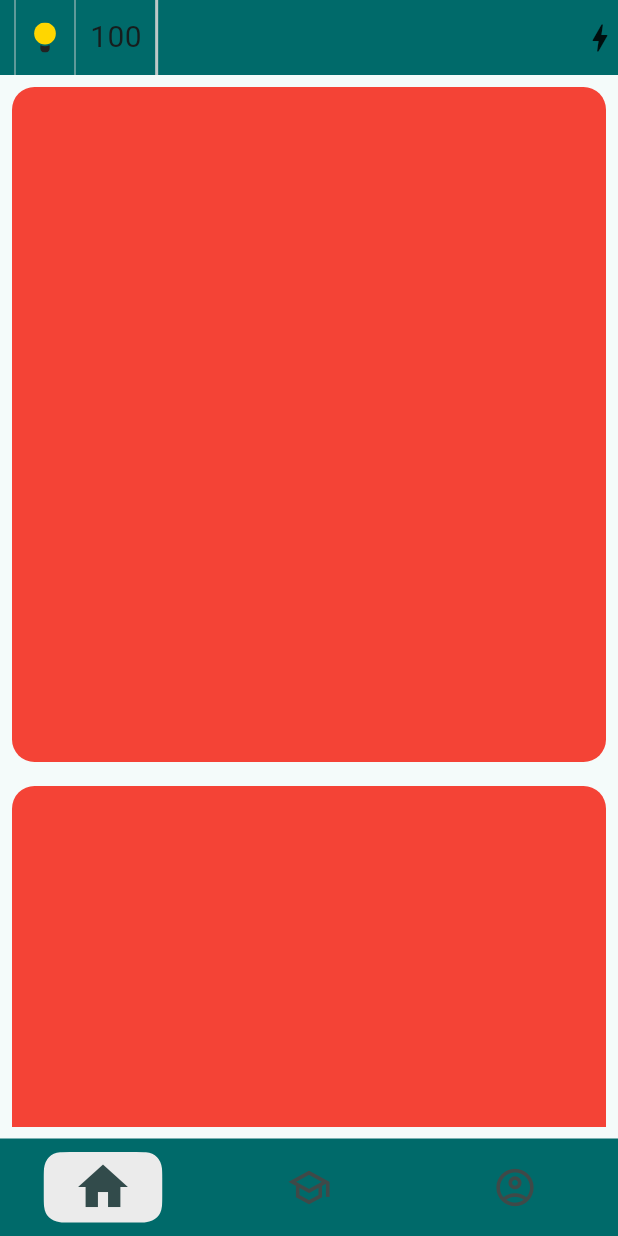
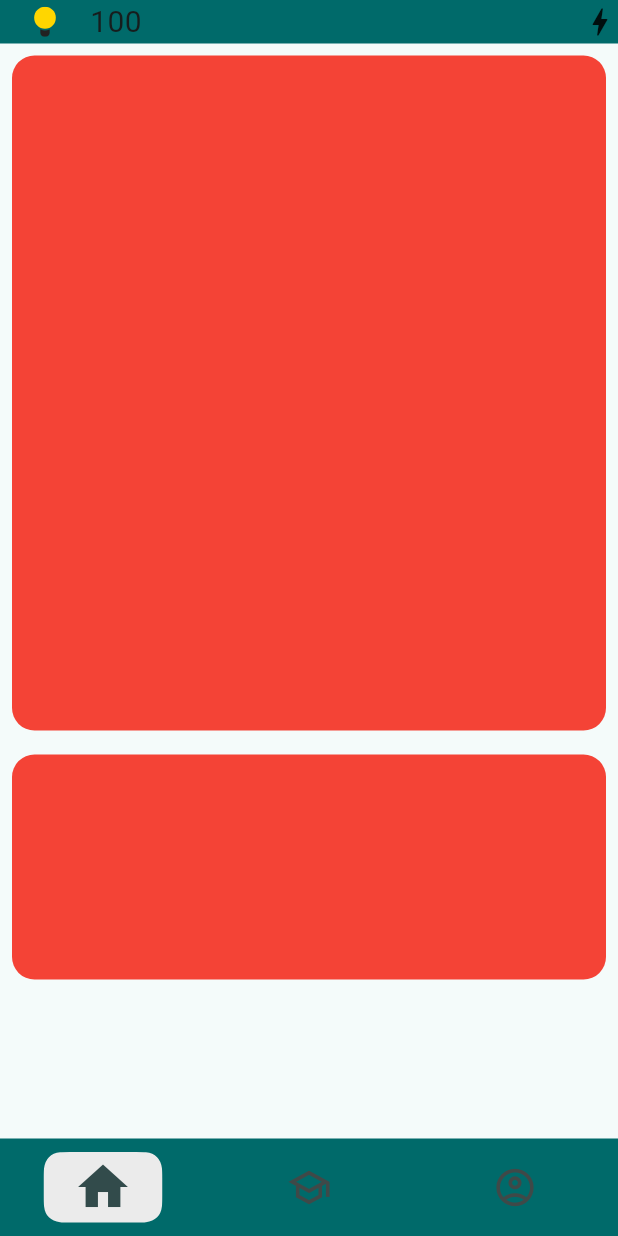
Before and after one commit to techtitansmbcet2023/RightsQuest, a Flutter app: the screen it shows after launch, on a phone screen of 412 x 824 dp. Run offline on Flutter 3.47's test engine with Material 2 defaults, Android fonts, the light colour scheme and no system bars; our stand-ins replace flutter_svg.

Commit message:
TopBar Fixes

```diff
--- a/lib/widgets/progress_track_card.dart
+++ b/lib/widgets/progress_track_card.dart
@@ -6,7 +6,7 @@ class ProgressTrackCard extends StatelessWidget {
   @override
   Widget build(BuildContext context) {
     return Container(
-      height: 450,
+      height: 150,
       width: double.infinity,
       decoration: BoxDecoration(color: Colors.red,borderRadius: BorderRadius.circular(15)),
     );
--- a/lib/widgets/top_app_bar.dart
+++ b/lib/widgets/top_app_bar.dart
@@ -13,24 +13,18 @@ class TopAppBar extends StatelessWidget implements PreferredSizeWidget {
         child: SafeArea(
           child: Row(
             children: [
-              VerticalDivider(
-                width: 20,
-                thickness: 0,
-              ),
+              SizedBox(width: 20), // Add spacing using SizedBox
               SvgPicture.asset(
                 'lib/assets/icons/Bulb.svg',
-                height: 20.0, // Set the desired height
-                width: 20.0,  // Set the desired width
+                height: 20.0,
+                width: 20.0,
               ),
-              VerticalDivider(
-                width: 20,
-                thickness: 0,
+              SizedBox(width: 20), // Add spacing using SizedBox
+              Text(
+                "100",
+                style: TextStyle(fontSize: 20),
               ),
-              Text("100", style: TextStyle(fontSize: 20),),
-              VerticalDivider(
-                width: 20,
-                thickness: 2,
-              ),
+              SizedBox(width: 20), // Add spacing using SizedBox
               Spacer(),
               Icon(Icons.bolt),
             ],
```
